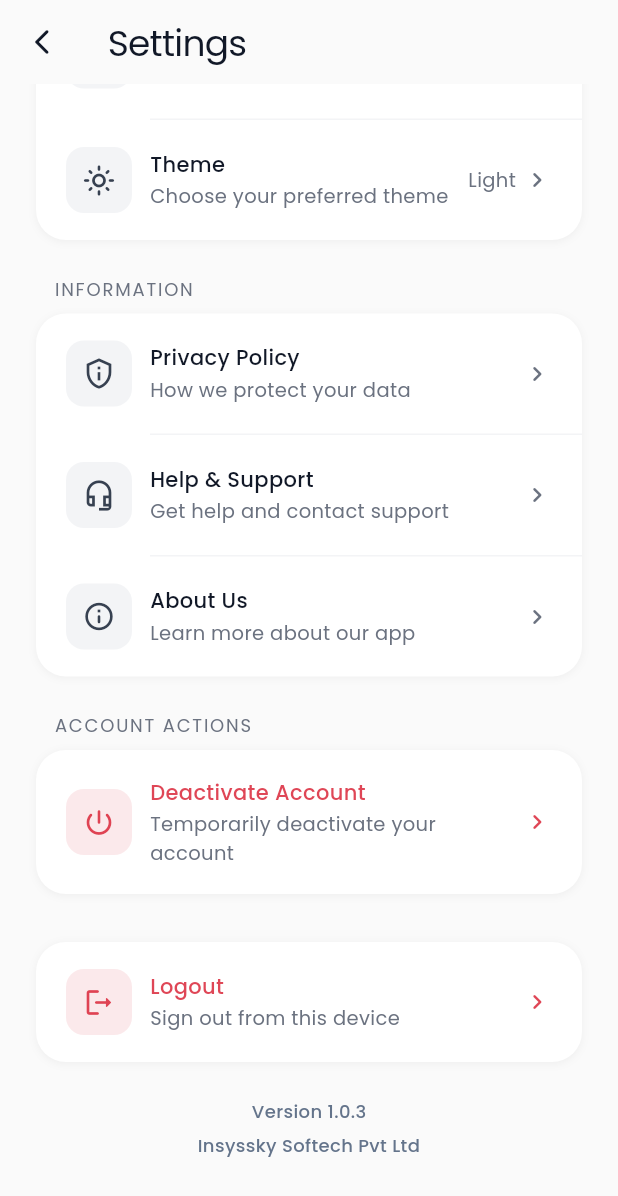
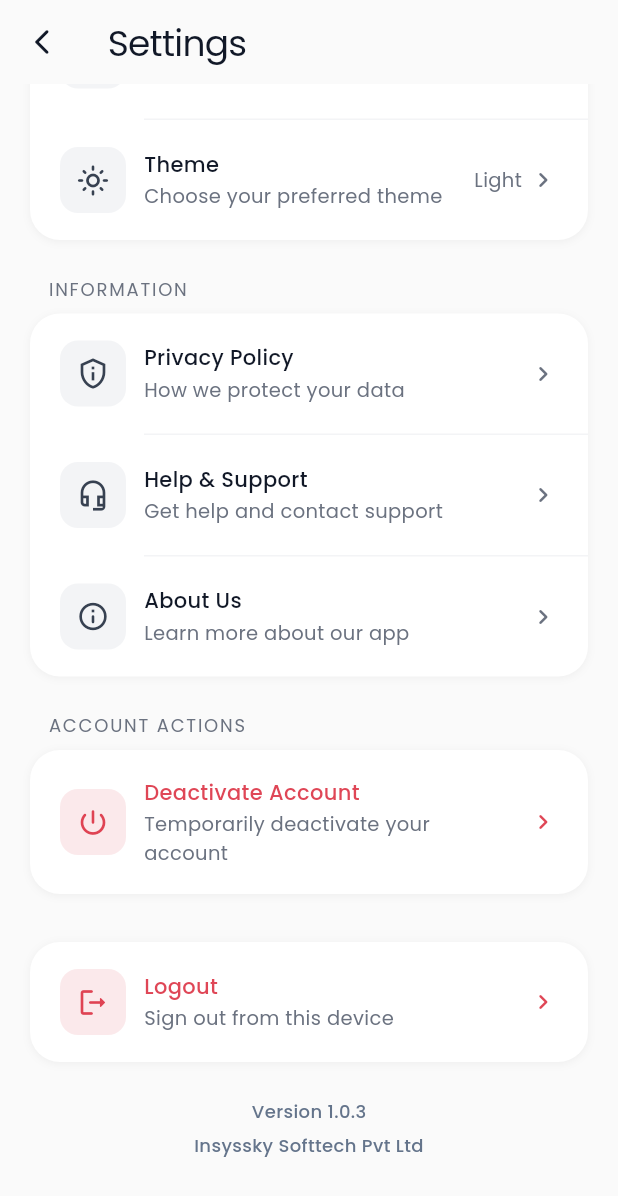
Before and after one commit to emphaticHarp/public-pulse, a Flutter app: the SettingPage screen opened directly, scrolled down 364 dp, on a phone screen of 412 x 824 dp. Shown: the top 1196 px of the screen. Run offline on Flutter 3.47's test engine with Material 3 defaults, Android fonts, the phone set to English and light mode, and no system bars; our stand-ins replace cached_network_image, connectivity_plus, device_info_plus, flutter_dotenv, flutter_image_compress, geocoding and 10 more; missing offline and left inert: exif, tiktok_double_tap_like; accounts and stored records are empty; statements that could not run were skipped.

Commit message:
settings page responsiveness

```diff
--- a/lib/view/setting/setting_page.dart
+++ b/lib/view/setting/setting_page.dart
@@ -10,10 +10,20 @@ import 'package:package_info_plus/package_info_plus.dart';
 class SettingPage extends StatelessWidget {
   const SettingPage({super.key});
 
+  static const double _contentMaxWidth = 600;
+
   @override
   Widget build(BuildContext context) {
     // Ensuring the controller is registered. Assuming it is injected elsewhere.
     final controller = Get.find<SettingController>();
+
+    final screenWidth = MediaQuery.sizeOf(context).width;
+
+    final horizontalPadding = screenWidth < 360
+        ? 12.0
+        : screenWidth < 600
+            ? 20.0
+            : 24.0;
 
     return Scaffold(
       backgroundColor: AppColors.background,
@@ -37,14 +47,22 @@ class SettingPage extends StatelessWidget {
         ),
         centerTitle: false,
       ),
-      body: SingleChildScrollView(
-        padding: const EdgeInsets.symmetric(
-          horizontal: 24,
-          vertical: AppSpacing.md,
-        ),
-        child: Column(
-          crossAxisAlignment: CrossAxisAlignment.start,
-          children: [
+      body: SafeArea(
+        top: false,
+        child: Align(
+          alignment: Alignment.topCenter,
+          child: ConstrainedBox(
+            constraints: const BoxConstraints(
+              maxWidth: _contentMaxWidth,
+            ),
+            child: SingleChildScrollView(
+              padding: EdgeInsets.symmetric(
+                horizontal: horizontalPadding,
+                vertical: AppSpacing.md,
+              ),
+              child: Column(
+                crossAxisAlignment: CrossAxisAlignment.start,
+                children: [
             // ACCOUNT SECTION
             const SettingSectionHeader(title: 'Account'),
             SettingCardGroup(
@@ -202,7 +220,7 @@ class SettingPage extends StatelessWidget {
                       const SizedBox(height: 6),
 
                       const Text(
-                        'Insyssky Softech Pvt Ltd',
+                        'Insyssky Softtech Pvt Ltd',
                         textAlign: TextAlign.center,
                         style: TextStyle(
                           fontSize: 12,
@@ -220,6 +238,9 @@ class SettingPage extends StatelessWidget {
           ],
         ),
       ),
+    ),
+  ),
+),
     );
   }
 }
```
